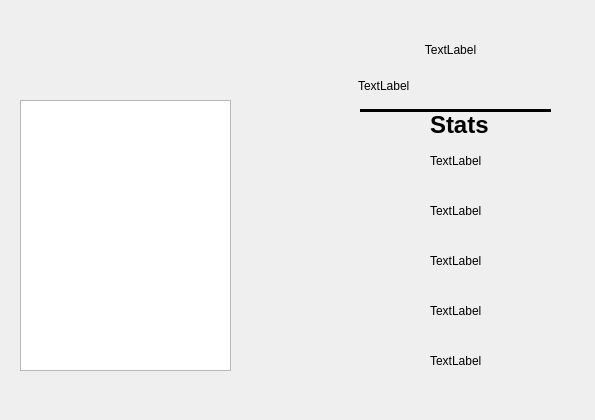
First picture: the form in Final/charsheet.ui, repository Brewer89/Project_Club, before the edit.
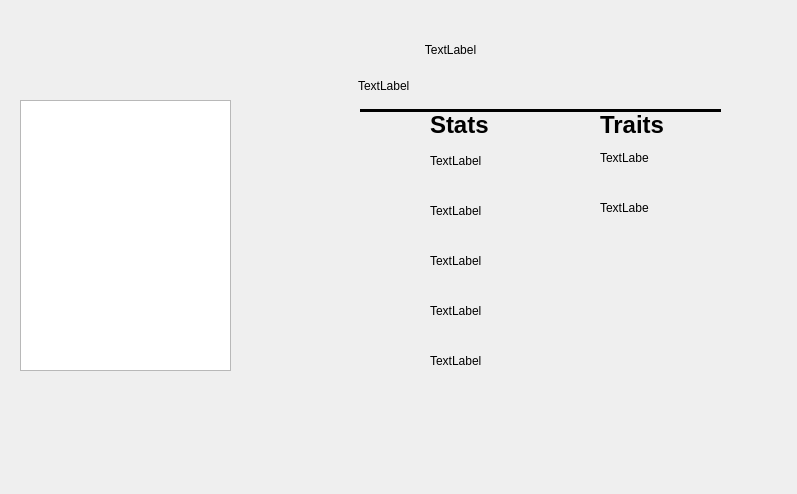
Second picture: the form after the edit.

Commit message: added in traits and prompts user to use all stat and trait points

Patch:
```diff
--- a/Final/charsheet.ui
+++ b/Final/charsheet.ui
@@ -6,8 +6,8 @@
    <rect>
     <x>0</x>
     <y>0</y>
-    <width>595</width>
-    <height>420</height>
+    <width>797</width>
+    <height>494</height>
    </rect>
   </property>
   <property name="windowTitle">
@@ -119,7 +119,7 @@
     <rect>
      <x>360</x>
      <y>100</y>
-     <width>191</width>
+     <width>361</width>
      <height>20</height>
     </rect>
    </property>
@@ -159,6 +159,45 @@
     <string>TextLabel</string>
    </property>
   </widget>
+  <widget class="QLabel" name="label">
+   <property name="geometry">
+    <rect>
+     <x>600</x>
+     <y>110</y>
+     <width>91</width>
+     <height>31</height>
+    </rect>
+   </property>
+   <property name="text">
+    <string>&lt;html&gt;&lt;head/&gt;&lt;body&gt;&lt;p&gt;&lt;span style=&quot; font-size:18pt; font-weight:700;&quot;&gt;Traits&lt;/span&gt;&lt;/p&gt;&lt;/body&gt;&lt;/html&gt;</string>
+   </property>
+  </widget>
+  <widget class="QLabel" name="trait1Label">
+   <property name="geometry">
+    <rect>
+     <x>600</x>
+     <y>150</y>
+     <width>49</width>
+     <height>16</height>
+    </rect>
+   </property>
+   <property name="text">
+    <string>TextLabel</string>
+   </property>
+  </widget>
+  <widget class="QLabel" name="trait2Label">
+   <property name="geometry">
+    <rect>
+     <x>600</x>
+     <y>200</y>
+     <width>49</width>
+     <height>16</height>
+    </rect>
+   </property>
+   <property name="text">
+    <string>TextLabel</string>
+   </property>
+  </widget>
  </widget>
  <resources/>
  <connections/>
```
Left out of the diff: 4 changed lines with no effect on the pictures. The commit also changes 25 other files.
